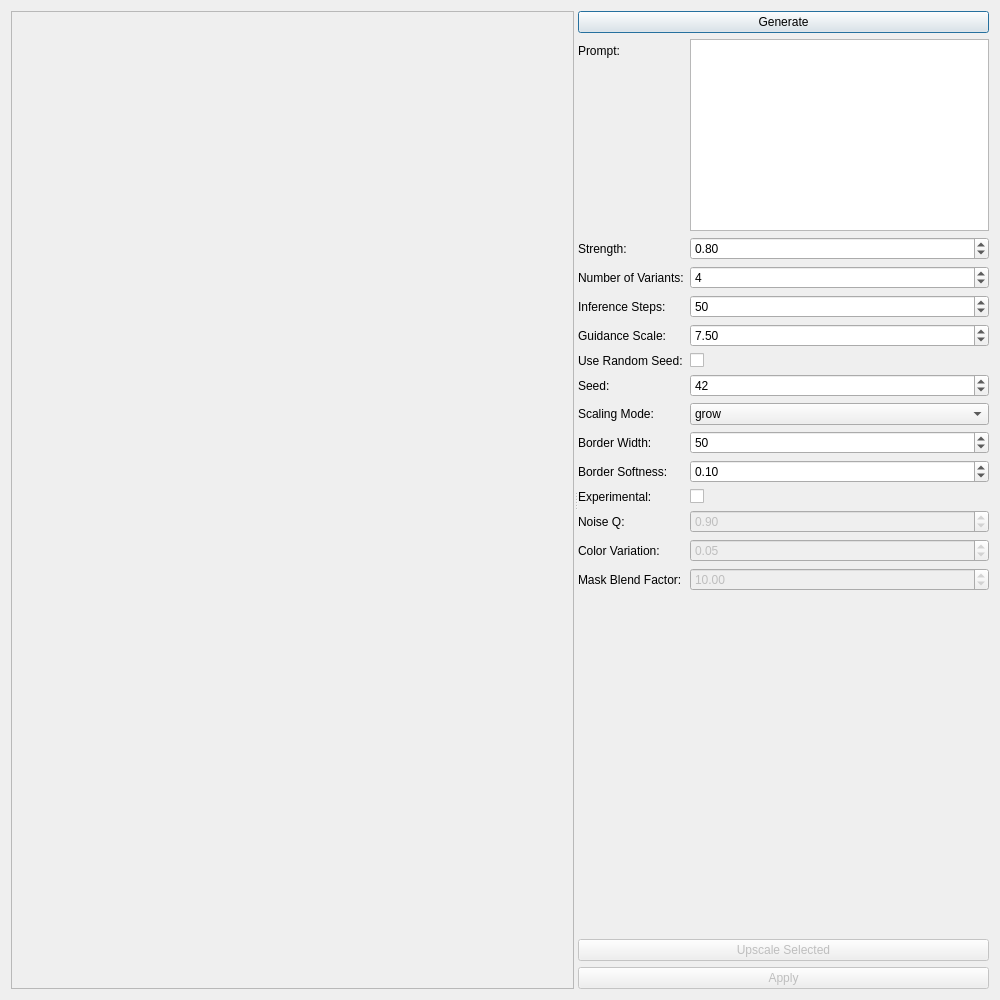
This is image_ai_utils/common/ui/diffusion_dialog.ui in sumpeanut/image-ai-utils-krita as Qt 5 draws it before an edit. The edited form follows.
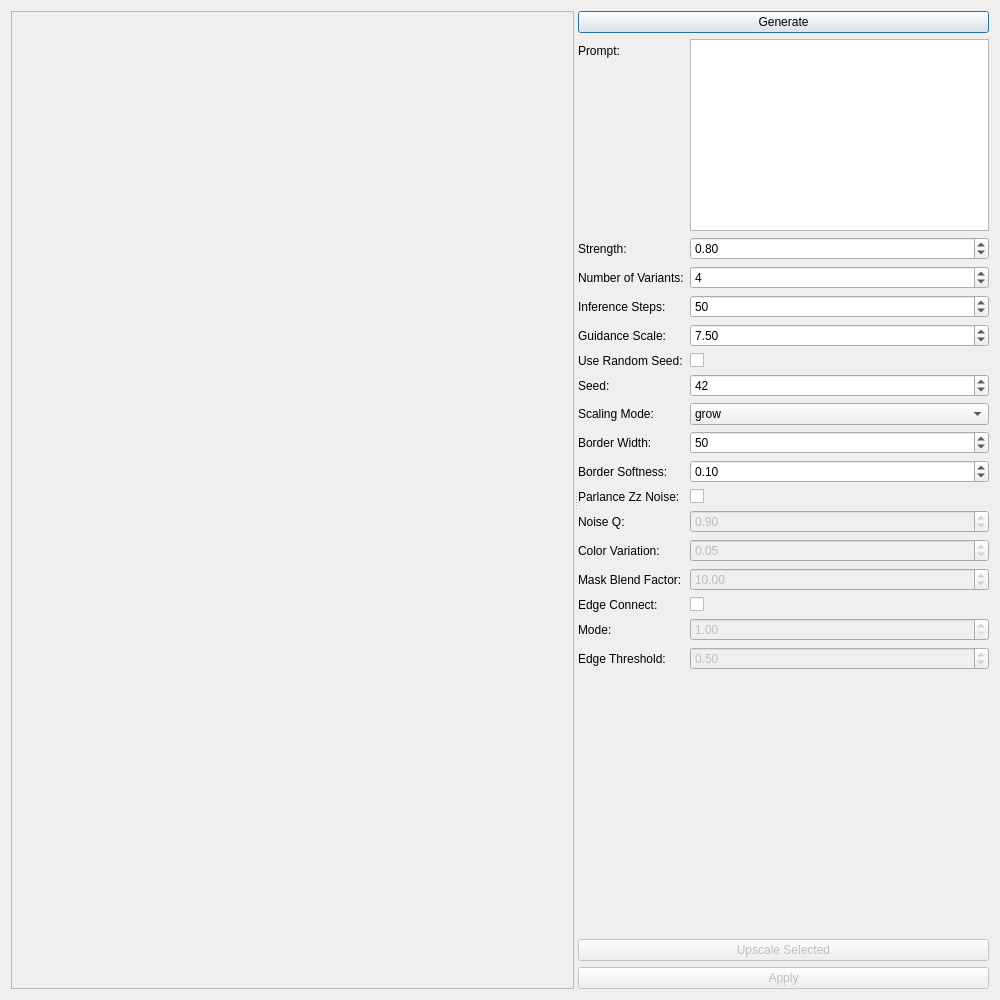
This is the edited form.

Commit message: edge connect experiment

```diff
--- a/image_ai_utils/common/ui/diffusion_dialog.ui
+++ b/image_ai_utils/common/ui/diffusion_dialog.ui
@@ -322,8 +322,8 @@
          </item>
          <!-- begin inpaint experiment -->
          <item row="10" column="0">
-          <widget class="QLabel" name="experimental_label"><property name="text">
-            <string>Experimental:</string></property></widget></item>
+          <widget class="QLabel" name="parlance_zz_noise_label"><property name="text">
+            <string>Parlance Zz Noise:</string></property></widget></item>
          <item row="10" column="1">
           <widget class="QCheckBox" name="experimental_check_box"><property name="text"><string/></property>
            <property name="checked">
@@ -367,6 +367,44 @@
             <double>1.00000000000000</double></property>
            <property name="value">
             <double>10.000000000000000</double></property></widget></item>           
+         <!-- begin edge-connect experiment -->
+         <item row="14" column="0">
+          <widget class="QLabel" name="edge_connect_label"><property name="text">
+            <string>Edge Connect:</string></property></widget></item>
+         <item row="14" column="1">
+          <widget class="QCheckBox" name="edge_connect_check_box"><property name="text"><string/></property>
+           <property name="checked">
+            <bool>false</bool></property></widget></item>
+         <item row="15" column="0">
+          <widget class="QLabel" name="edge_connect_mode_label"><property name="text">
+            <string>Mode:</string></property></widget></item>
+         <item row="15" column="1">
+          <widget class="QDoubleSpinBox" name="edge_connect_mode_spin_box">
+           <property name="enabled">
+            <bool>false</bool></property>
+           <property name="maximum">
+            <number>4</number></property>
+           <property name="minimum">
+            <number>1</number></property>
+           <property name="singleStep">
+            <number>1</number></property>
+           <property name="value">
+            <number>1</number></property></widget></item>
+         <item row="16" column="0">
+          <widget class="QLabel" name="edge_threshold_label"><property name="text">
+            <string>Edge Threshold:</string></property></widget></item>
+         <item row="16" column="1">
+          <widget class="QDoubleSpinBox" name="edge_threshold_double_spin_box">
+           <property name="enabled">
+            <bool>false</bool></property>
+           <property name="maximum">
+            <double>1.000000000000000</double></property>
+           <property name="minimum">
+            <double>0.000000000000000</double></property>
+           <property name="singleStep">
+            <double>0.100000000000000</double></property>
+           <property name="value">
+            <double>0.500000000000000</double></property></widget></item>
         </layout>
        </item>
        <item>
```
Left out of the diff: 2 changed lines with no effect on the pictures. The commit also changes 2 other files.
